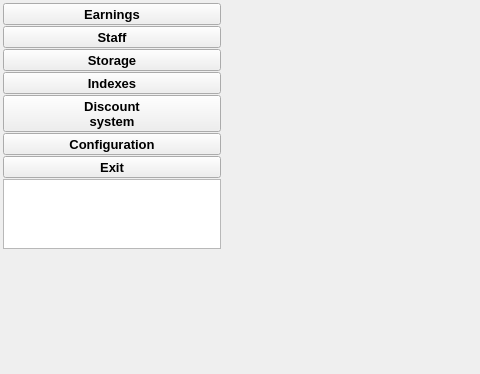
Above: Resort/mainwindow.ui from End1-1/Resort-2 before the change; both pictures show x 0 to 480 and y 0 to 374 of the 1375 by 596 pixel window. Below: the same form after it.
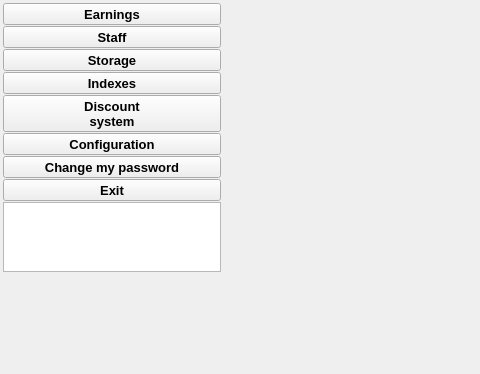
That is the form after the change. Icons and pictures are not drawn.

Patch:
```diff
--- a/Resort/mainwindow.ui
+++ b/Resort/mainwindow.ui
@@ -304,6 +304,42 @@
             </property>
            </widget>
           </item>
+          <item>
+           <widget class="QToolButton" name="btnChangeMyPassword">
+            <property name="sizePolicy">
+             <sizepolicy hsizetype="Preferred" vsizetype="Preferred">
+              <horstretch>0</horstretch>
+              <verstretch>0</verstretch>
+             </sizepolicy>
+            </property>
+            <property name="font">
+             <font>
+              <pointsize>10</pointsize>
+              <weight>75</weight>
+              <bold>true</bold>
+             </font>
+            </property>
+            <property name="text">
+             <string>Change my password</string>
+            </property>
+            <property name="icon">
+             <iconset resource="res.qrc">
+              <normaloff>:/images/password.png</normaloff>:/images/password.png</iconset>
+            </property>
+            <property name="iconSize">
+             <size>
+              <width>32</width>
+              <height>32</height>
+             </size>
+            </property>
+            <property name="toolButtonStyle">
+             <enum>Qt::ToolButtonTextBesideIcon</enum>
+            </property>
+            <property name="index" stdset="0">
+             <number>5</number>
+            </property>
+           </widget>
+          </item>
           <item>
            <widget class="QToolButton" name="tbExit">
             <property name="sizePolicy">
```
Left out of the diff: 48 changed lines with no effect on the pictures.
